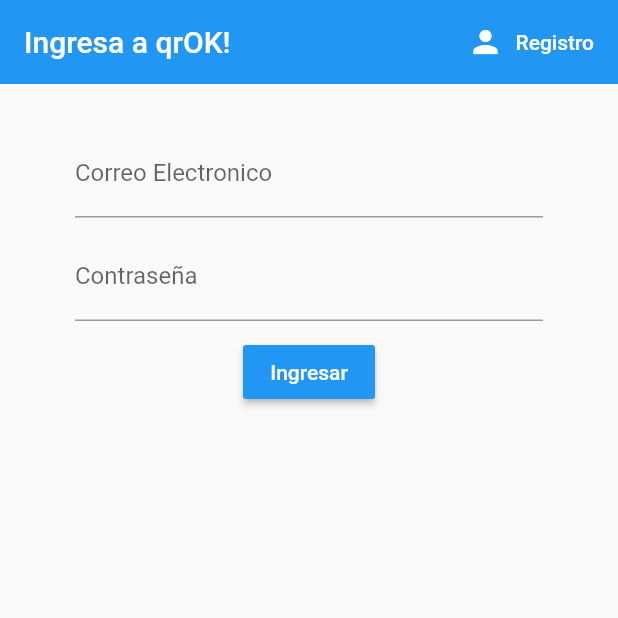
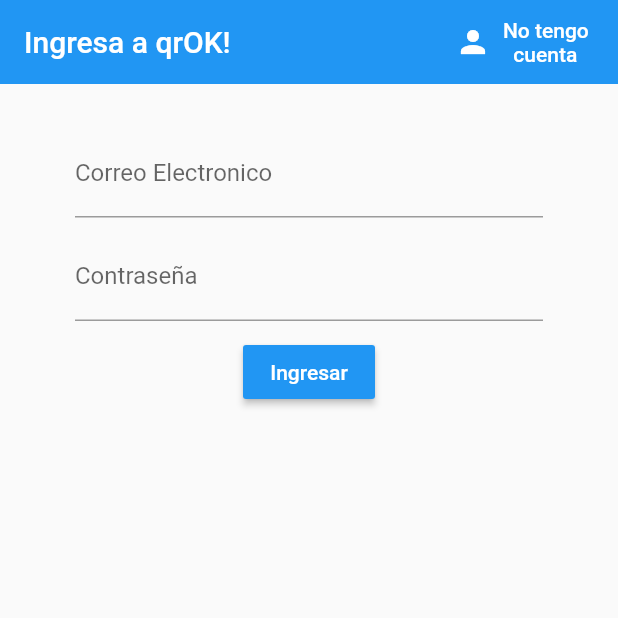
Before and after one commit to jinostrozam/qrOK-, a Flutter app: the screen it shows after launch, on a phone screen of 412 x 824 dp, the top half of it. Run offline on Flutter 3.47's test engine with Material 2 defaults, Android fonts, the phone set to English and light mode, and no system bars; our stand-ins replace email_validator, firebase_auth; accounts and stored records are empty.

Commit message:
Tutorial 13 - Cambiando Actions Text in AppBar

```diff
--- a/lib/screens/authenticate/register.dart
+++ b/lib/screens/authenticate/register.dart
@@ -36,7 +36,7 @@ class _RegisterState extends State<Register> {
             icon: Icon(
               Icons.person,
             ),
-            label: Text('Ingreso'),
+            label: Text('Ya tengo \n  cuenta'),
             textColor: Colors.white,
           ),
         ],
--- a/lib/screens/authenticate/sign_in.dart
+++ b/lib/screens/authenticate/sign_in.dart
@@ -36,7 +36,7 @@ class _SignInState extends State<SignIn> {
             icon: Icon(
               Icons.person,
             ),
-            label: Text('Registro'),
+            label: Text('No tengo \n  cuenta'),
             textColor: Colors.white,
           ),
         ],
```
